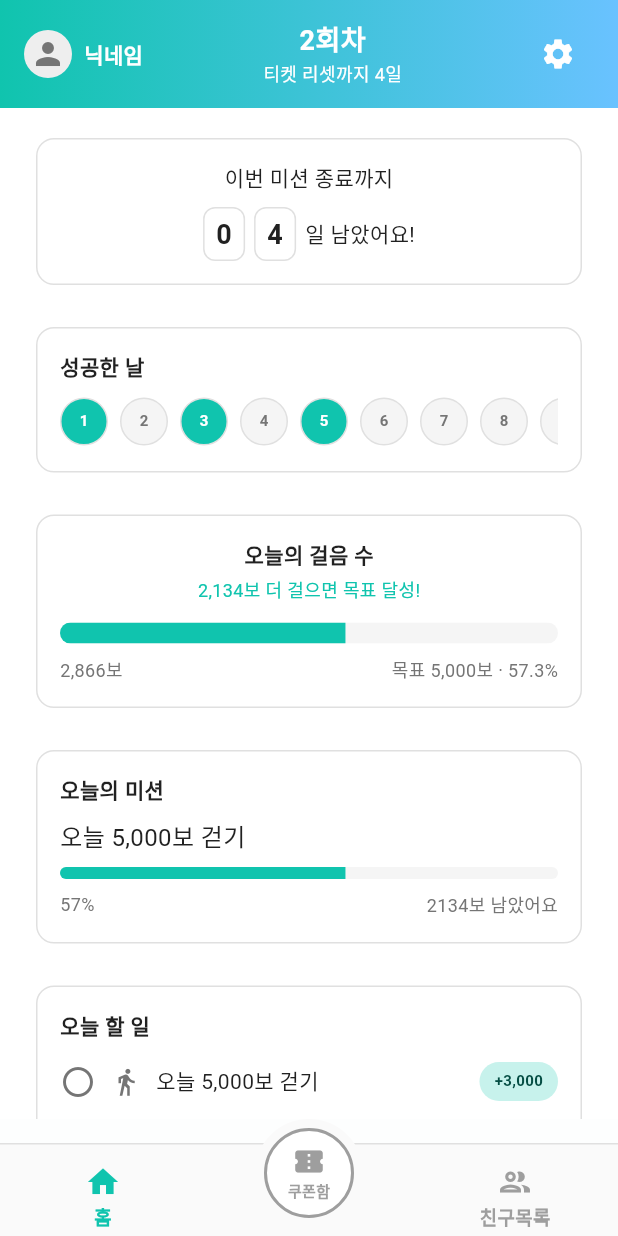
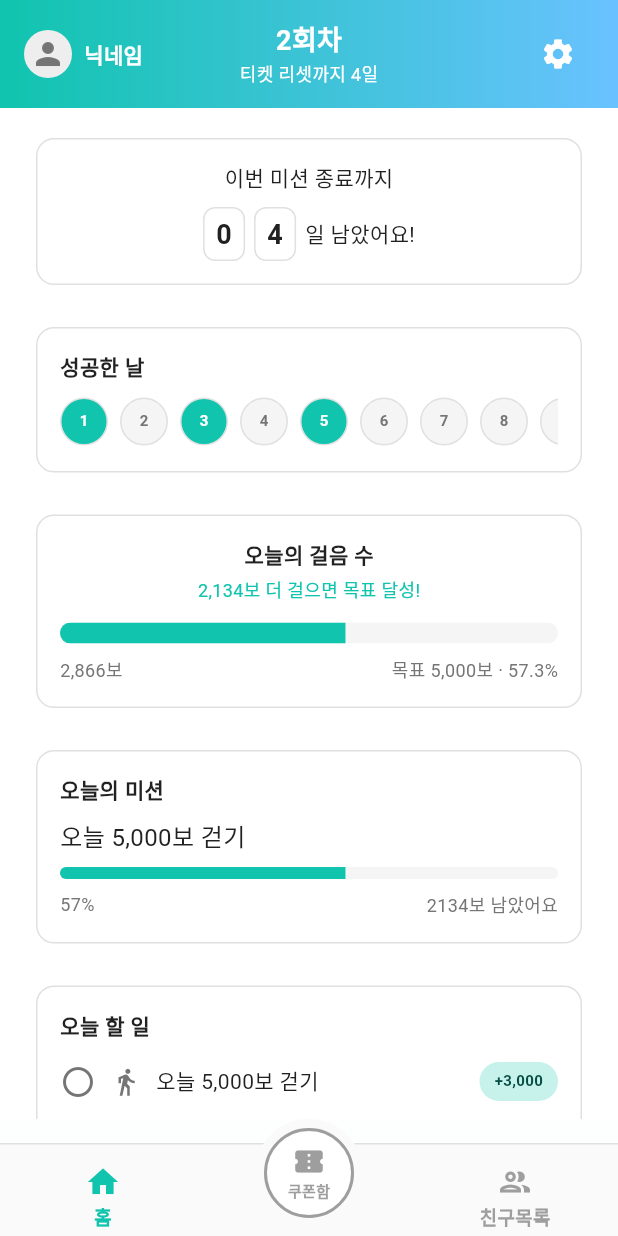
Before and after one commit to mikoesnim0/namgusarang, a Flutter app: the HomeScreen screen opened by its route, on a phone screen of 412 x 824 dp. Run offline on Flutter 3.47's test engine with Material 3 defaults, Android fonts, the phone set to English and light mode, and no system bars; our stand-ins replace cloud_firestore, cloud_functions, firebase_auth, firebase_core, flutter_riverpod, flutter_svg and 5 more; missing offline and left inert: kakao_flutter_sdk_user; accounts and stored records are empty; Roboto replaces fonts that are missing (Pretendard); project files that could hold a hidden picture were left out.

Commit message:
feat(auth): send email verification on signup
- Trigger Firebase email verification and update signup toast

- Center Home header title with profile/settings on edges

- Apply slide transitions for /my routes

```diff
--- a/lib/features/auth/auth_controller.dart
+++ b/lib/features/auth/auth_controller.dart
@@ -113,6 +113,7 @@ class AuthController extends AsyncNotifier<void> {
         'email': user.email ?? '',
       });
 
+      await user.sendEmailVerification();
       await users.upsertOnAuth(user: user, email: email);
       await users.updateProfile(
         uid: user.uid,
--- a/lib/screens/auth/signup_screen.dart
+++ b/lib/screens/auth/signup_screen.dart
@@ -225,7 +225,9 @@ class _SignupScreenState extends ConsumerState<SignupScreen> {
         data: (_) {
           if (!mounted) return;
           ScaffoldMessenger.of(context).showSnackBar(
-            const SnackBar(content: Text('회원가입이 완료되었습니다!')),
+            const SnackBar(
+              content: Text('회원가입이 완료되었습니다! 인증 메일을 확인해주세요.'),
+            ),
           );
           _clearForm();
           context.go('/home');
--- a/lib/screens/home/home_screen.dart
+++ b/lib/screens/home/home_screen.dart
@@ -40,7 +40,7 @@ class HomeScreen extends ConsumerWidget {
             nickname: nickname,
             roundTitle: home.cycle.roundTitle,
             daysLeft: home.cycle.daysLeft,
-            onProfileTap: () => context.go('/my/info'),
+            onProfileTap: () => context.push('/my/info'),
             onSettingsTap: () => context.push('/settings'),
           ),
           Expanded(
@@ -212,31 +212,12 @@ class _HomeHeader extends StatelessWidget {
             horizontal: AppSpacing.screenPaddingHorizontal,
             vertical: 12,
           ),
-          child: Row(
+          child: Stack(
+            alignment: Alignment.center,
             children: [
-              InkWell(
-                borderRadius: BorderRadius.circular(AppSpacing.radiusFull),
-                onTap: onProfileTap,
-                child: Row(
-                  children: [
-                    const CircleAvatar(
-                      radius: 16,
-                      backgroundColor: AppColors.gray200,
-                      child:
-                          Icon(Icons.person, color: AppColors.textSecondary),
-                    ),
-                    const SizedBox(width: 8),
-                    Text(
-                      nickname,
-                      style: AppTypography.labelLarge.copyWith(
-                        color: AppColors.textOnPrimary,
-                      ),
-                    ),
-                  ],
-                ),
-              ),
-              const Spacer(),
-              Column(
+              Align(
+                alignment: Alignment.center,
+                child: Column(
                   children: [
                     Text(
                       roundTitle,
@@ -252,11 +233,45 @@ class _HomeHeader extends StatelessWidget {
                     ),
                   ],
                 ),
-              const Spacer(),
-              IconButton(
+              ),
+              Align(
+                alignment: Alignment.centerLeft,
+                child: InkWell(
+                  borderRadius: BorderRadius.circular(AppSpacing.radiusFull),
+                  onTap: onProfileTap,
+                  child: Row(
+                    mainAxisSize: MainAxisSize.min,
+                    children: [
+                      const CircleAvatar(
+                        radius: 16,
+                        backgroundColor: AppColors.gray200,
+                        child:
+                            Icon(Icons.person, color: AppColors.textSecondary),
+                      ),
+                      const SizedBox(width: 8),
+                      ConstrainedBox(
+                        constraints: const BoxConstraints(maxWidth: 140),
+                        child: Text(
+                          nickname,
+                          maxLines: 1,
+                          overflow: TextOverflow.ellipsis,
+                          style: AppTypography.labelLarge.copyWith(
+                            color: AppColors.textOnPrimary,
+                          ),
+                        ),
+                      ),
+                    ],
+                  ),
+                ),
+              ),
+              Align(
+                alignment: Alignment.centerRight,
+                child: IconButton(
                   tooltip: '설정',
                   onPressed: onSettingsTap,
-                icon: const Icon(Icons.settings, color: AppColors.textOnPrimary),
+                  icon:
+                      const Icon(Icons.settings, color: AppColors.textOnPrimary),
+                ),
               ),
             ],
           ),
```
Also changed, not shown: lib/router/app_router.dart (+42 -5 lines). Lines whose indentation alone changed are shown as unchanged.
